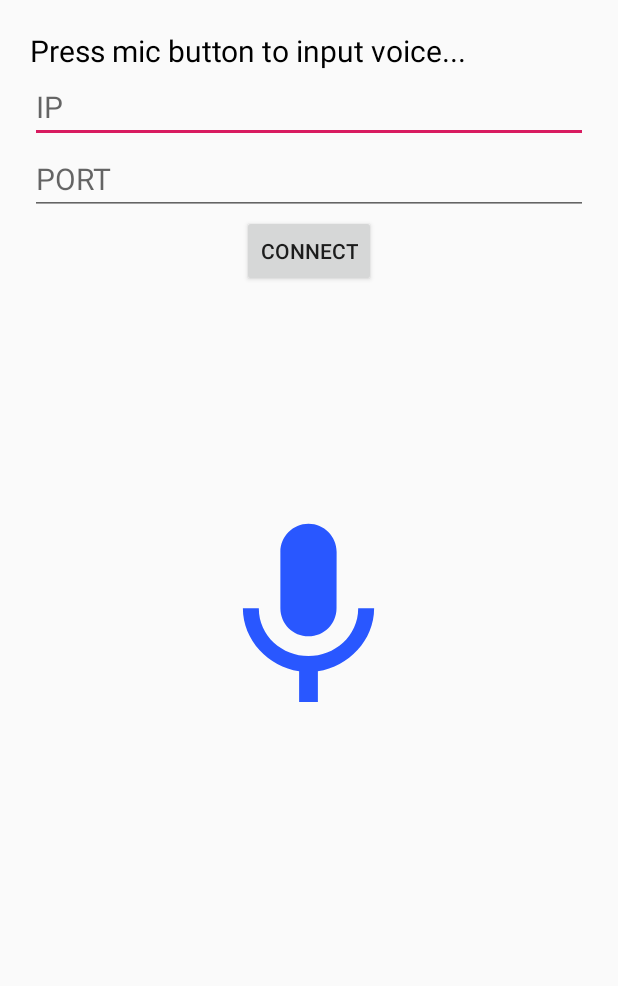
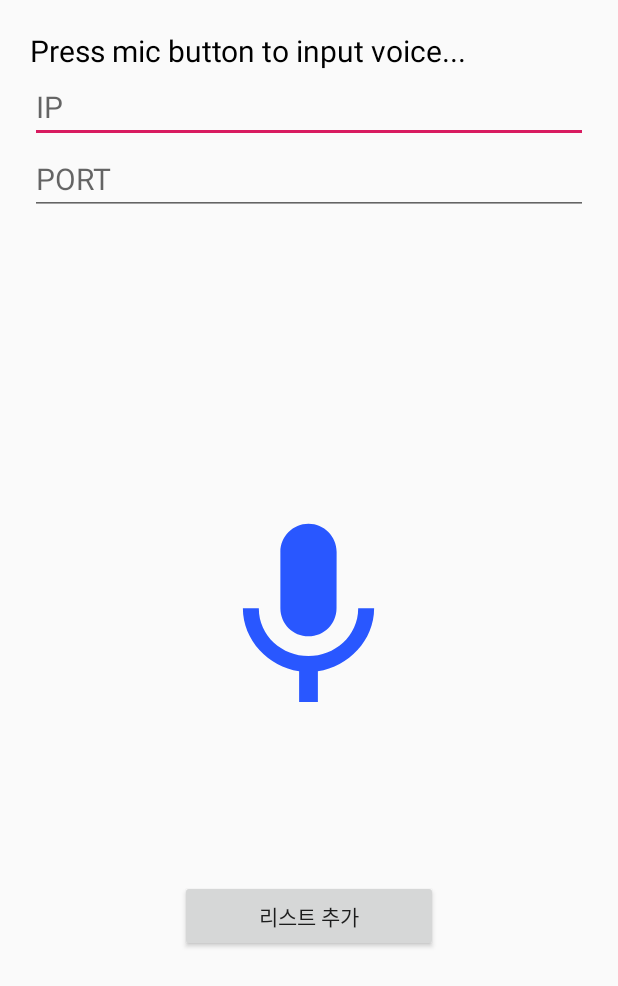
Before and after one commit to akffhaos95/Remote, an Android app: the screen it shows after launch (MainActivity), on a phone screen of 412 x 824 dp. Shown: the top 986 px of the screen. Run offline under Robolectric (Android 15) with nearby library versions, the phone set to English and light mode, and no system bars; 2 statements that could not run were skipped.

Commit message:
Add Layout

```diff
--- a/app/src/main/AndroidManifest.xml
+++ b/app/src/main/AndroidManifest.xml
@@ -14,6 +14,7 @@
         android:roundIcon="@mipmap/ic_launcher_round"
         android:supportsRtl="true"
         android:theme="@style/AppTheme">
+
         <activity
             android:name=".MainActivity"
             android:label="@string/app_name"
@@ -26,7 +27,7 @@
         </activity>
 
         <meta-data
-            android:name="com.kakao.sdk.AppKey"
+            android:name="com.example.remote"
             android:value="206d032fdcf8fc6a1b38bda1ded0ec5e"/>
     </application>
 
--- /dev/null
+++ b/app/src/main/java/com/example/remote/ListActiviry.java
@@ -0,0 +1,4 @@
+package com.example.remote;
+
+public class ListActiviry {
+}
--- a/app/src/main/java/com/example/remote/MainActivity.java
+++ b/app/src/main/java/com/example/remote/MainActivity.java
@@ -61,14 +61,12 @@ public class MainActivity extends AppCompatActivity implements View.OnClickListe
     @Override
     public void onClick(View view) {
         switch(view.getId()){
-            case R.id.connBtn:
-                ip = textIP.getText().toString();
-                port = Integer.parseInt(textPort.getText().toString());
-                break;
             case R.id.voiceBtn:
                 ip = textIP.getText().toString();
                 port = Integer.parseInt(textPort.getText().toString());
                 speak();
+            case R.id.listBtn:
+
         }
     }
 
--- /dev/null
+++ b/app/src/main/res/layout/activiry_list.xml
@@ -0,0 +1,6 @@
+<?xml version="1.0" encoding="utf-8"?>
+<RelativeLayout
+    xmlns:android="http://schemas.android.com/apk/res/android" android:layout_width="match_parent"
+    android:layout_height="match_parent">
+
+</RelativeLayout>
--- a/app/src/main/res/layout/activity_main.xml
+++ b/app/src/main/res/layout/activity_main.xml
@@ -31,14 +31,6 @@
         android:layout_height="wrap_content"
         android:layout_below="@+id/textIP"/>
 
-    <Button
-        android:id="@+id/connBtn"
-        android:text="Connect"
-        android:layout_width="wrap_content"
-        android:layout_height="wrap_content"
-        android:layout_centerHorizontal="true"
-        android:layout_below="@id/textPort"/>
-
     <ImageButton
         android:id="@+id/voiceBtn"
         android:layout_width="150dp"
@@ -49,4 +41,13 @@
         android:layout_centerHorizontal="true"
         android:layout_centerVertical="true"/>
 
+    <Button
+        android:id="@+id/listBtn"
+        android:text="리스트 추가"
+        android:layout_width="300dp"
+        android:layout_height="wrap_content"
+        android:layout_margin="100dp"
+        android:layout_below="@+id/voiceBtn"
+        android:layout_centerHorizontal="true"/>
+
 </RelativeLayout>
--- a/build.gradle
+++ b/build.gradle
@@ -7,7 +7,7 @@ buildscript {
 
     }
     dependencies {
-        classpath 'com.android.tools.build:gradle:3.4.2'
+        classpath 'com.android.tools.build:gradle:3.5.0'
 
         // NOTE: Do not place your application dependencies here; they belong
         // in the individual module build.gradle files
```
Also changed, not shown: app/src/main/res/layout/content_main.xml (deleted, +0 -20 lines), gradle/wrapper/gradle-wrapper.properties.
